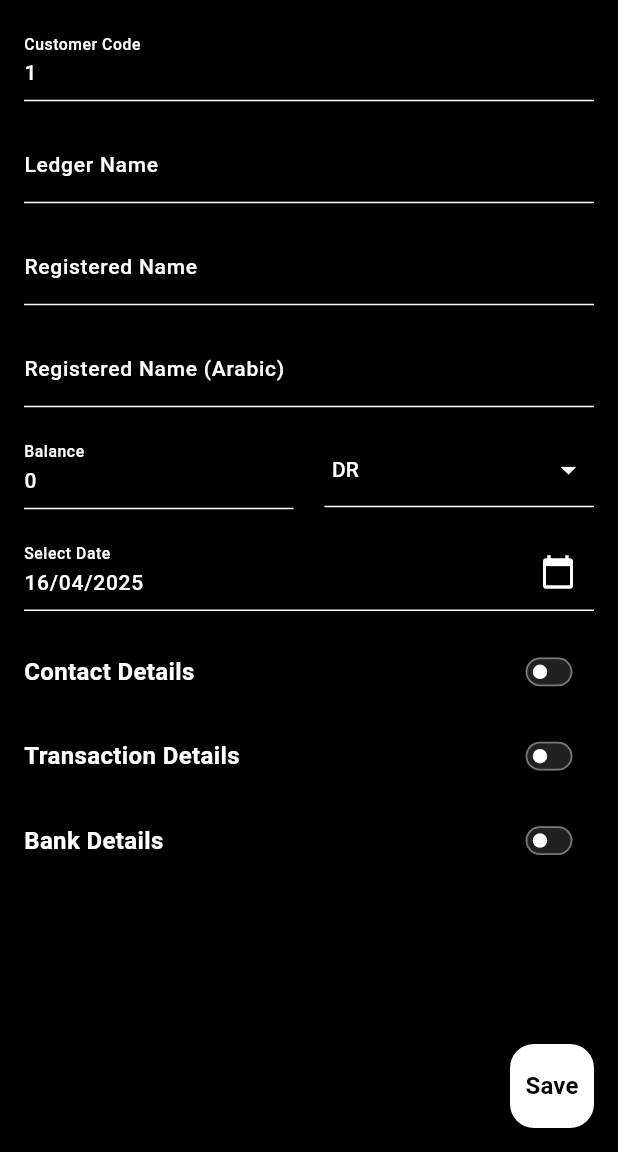
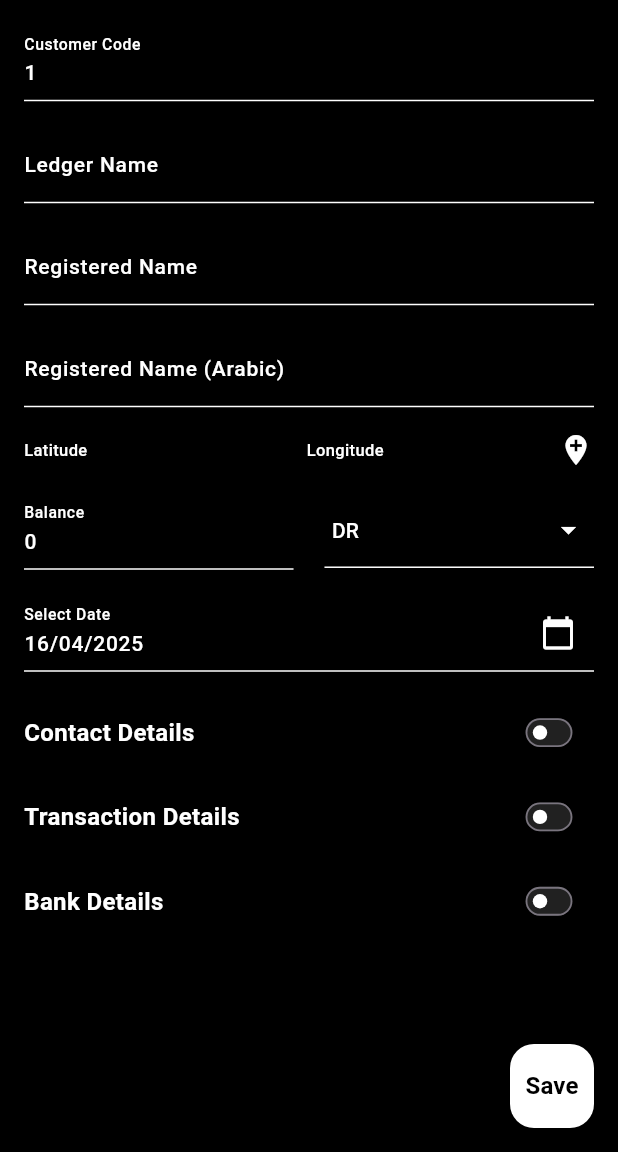
Before and after one commit to shanub882/createcustomersqflite, a Flutter app: the screen it shows after launch, after a tap on "Add Customer", on a phone screen of 412 x 824 dp, the part 84-1236 px from its top. Run offline on Flutter 3.47's test engine with Material 3 defaults, Android fonts, the phone set to English and light mode, and no system bars; our stand-ins replace geolocator, get, google_maps_flutter, sqflite; accounts and stored records are empty; Roboto replaces fonts that are missing (Arial).

Commit message:
location picking

```diff
--- a/lib/customer/controller/customerController.dart
+++ b/lib/customer/controller/customerController.dart
@@ -7,7 +7,9 @@ import 'package:customerdata_sqflite/customer/model/email_model.dart';
 import 'package:customerdata_sqflite/customer/model/phone_model.dart';
 import 'package:customerdata_sqflite/customer/model/transaction_model.dart';
 import 'package:flutter/widgets.dart';
+import 'package:geolocator/geolocator.dart';
 import 'package:get/get.dart';
+import 'package:google_maps_flutter/google_maps_flutter.dart';
 import 'package:sqflite/sqflite.dart';
 
 class CustomerController extends GetxController {
@@ -23,16 +25,20 @@ class CustomerController extends GetxController {
     getTransactionList();
     getBankList();
     paginatedData();
+
     scrollController.addListener(_onScrollListner);
     loadAllCustomers();
+    _determinePosition();
+    // getCurrentLocation();
     super.onInit();
   }
 
   ScrollController scrollController = ScrollController();
 
   RxBool isloading = false.obs;
-  RxInt limit = 9.obs;
+  RxInt limit = 15.obs;
   RxInt offset = 0.obs;
+  RxBool hasMoreData = true.obs;
 
   RxBool ismorecontact = false.obs;
   RxBool ismoretransaction = false.obs;
@@ -177,6 +183,8 @@ class CustomerController extends GetxController {
   final TextEditingController ledgernameController = TextEditingController();
   final TextEditingController taxNoController = TextEditingController();
   TextEditingController balance = TextEditingController();
+  TextEditingController lat = TextEditingController();
+  TextEditingController long = TextEditingController();
   TextEditingController dateController = TextEditingController();
 
   RxString dropdownvalue = 'DR'.obs;
@@ -346,6 +354,8 @@ class CustomerController extends GetxController {
 
 RxList<CustomerModel> allCustomers = <CustomerModel>[].obs;
 
+
+//// getAllCustomers
 Future<void> loadAllCustomers()async{
 allCustomers.value = await getAllCustomers();
 }
@@ -370,6 +380,8 @@ allCustomers.value = await getAllCustomers();
     return data.map((e) => CustomerModel.fromMap(e)).toList();
   }
 
+
+//// to find total count of the customers
   Future<int> getTotalCustomerCount() async {
     final result = await database.rawQuery(
       'SELECT customerCode FROM customer ORDER BY id DESC LIMIT 1',
@@ -384,18 +396,8 @@ allCustomers.value = await getAllCustomers();
   }
 
 
-  // Future<List<CountryModel>> getCountryList({
-  //   int limit = 0,
-  //   int offset = 0,
-  // }) async {
-  //   final data = await _database.rawQuery(
-  //     'SELECT * FROM country LIMIT ? OFFSET ?',
-  //     [limit, offset],
-  //   );
-  //   print(data);
-  //   return data.map((e) => CountryModel.fromMap(e)).toList();
-  // }
 
+//// for pagination
   Future<void> paginatedData() async {
     if (isloading.value) return;
     isloading.value = true;
@@ -410,7 +412,7 @@ allCustomers.value = await getAllCustomers();
     isloading.value = false;
   }
 
-  //// fetching customer data by ID and transaction data
+  //// fetching customer data and transaction data
   Future<void> getCustomerData(int customerId) async {
     final customerData = await database.rawQuery(
       'SELECT * FROM customer WHERE id = ?',
@@ -434,7 +436,13 @@ allCustomers.value = await getAllCustomers();
         var transactionModel = TransactionModel.fromMap(transactionData.first);
         selectedPriceCategory.value = transactionModel.priceCategoryName!;
         selectedCountryName.value = transactionModel.country!;
-        taxTreatmentType.value = transactionModel.taxTreatment!;
+        // taxTreatmentType.value = transactionModel.taxTreatment!;
+          String taxValue = transactionModel.taxTreatment == 'Business to Customer (B2C)'
+          ? '1'
+          : '0';
+
+      updateTaxTreatment(taxValue);
+
         taxNoController.text = transactionModel.taxNumber!;
         creditPeriod.text = transactionModel.creditPeriod!;
         creditLimit.text = transactionModel.creditLimit!;
@@ -443,6 +451,7 @@ allCustomers.value = await getAllCustomers();
         selectedParty.value = transactionModel.partyIdentificationCode!;
         idNo.text = transactionModel.idNo!;
         salesDiscount.text = transactionModel.salesDiscount!;
+
       }
     }
   }
@@ -693,6 +702,7 @@ allCustomers.value = await getAllCustomers();
   //   getCustomerList();
   // }
 
+
   //// delete a customer
   Future<void> deleteCustomer(CustomerModel customerData) async {
     await database.transaction((txn) async {
@@ -732,9 +742,11 @@ allCustomers.value = await getAllCustomers();
     getBankList();
   }
 
+
+
   void _onScrollListner() {
     if (scrollController.position.atEdge) {
-      if (scrollController.position.pixels != 0) {
+      if (scrollController.position.pixels != 0 ) {
         isloading.value = true;
         offset.value++;
         getPaginatedData(offsetValue: offset.value, limit: limit.value).then((
@@ -760,4 +772,64 @@ allCustomers.value = await getAllCustomers();
 
     return data.map((e) => CustomerModel.fromMap(e)).toList();
   }
+
+  GoogleMapController? controller;
+  LatLng? pickedLocation;
+  Marker? marker;
+LatLng initialPosition = const LatLng(0,0);
+
+  Future<void> _determinePosition() async {
+    bool serviceEnabled = await Geolocator.isLocationServiceEnabled();
+    if (!serviceEnabled) return;
+
+    LocationPermission permission = await Geolocator.checkPermission();
+    if (permission == LocationPermission.denied) {
+      permission = await Geolocator.requestPermission();
+    }
+    if (permission == LocationPermission.deniedForever) return;
+
+    Position position = await Geolocator.getCurrentPosition();
+
+     initialPosition = LatLng(position.latitude, position.longitude);
+
+
+    controller?.animateCamera(CameraUpdate.newLatLng(initialPosition));
+  }
+
+
+  void onTap(LatLng position) {
+
+      pickedLocation = position;
+      marker = Marker(
+        markerId: const MarkerId('picked'),
+        position: position,
+      );
+
+
+    // widget.onLocationPicked(position.latitude, position.longitude);
+  }
+
+//  late Position position;
+
+  //  Future<void> getCurrentLocation() async {
+  //   LocationPermission permission = await Geolocator.checkPermission();
+  //   if (permission == LocationPermission.denied) {
+  //     permission = await Geolocator.requestPermission();
+  //     if (permission == LocationPermission.deniedForever) {
+  //       print("Location permissions are permanently denied.");
+  //       return;
+  //     }
+  //   }
+
+  //    position = await Geolocator.getCurrentPosition(
+  //     desiredAccuracy: LocationAccuracy.high,
+  //   );
+
+  //   print('Current Latitude: ${position.latitude}');
+  //   print('Current Longitude: ${position.longitude}');
+
+
+
+  // }
+
 }
--- /dev/null
+++ b/lib/customer/controller/googleMapsController.dart
@@ -0,0 +1,75 @@
+import 'package:get/get.dart';
+import 'package:get/get_core/src/get_main.dart';
+import 'package:get/get_rx/src/rx_types/rx_types.dart';
+import 'package:get/get_state_manager/src/simple/get_controllers.dart';
+import 'package:google_maps_flutter/google_maps_flutter.dart';
+
+class MapController extends GetxController {
+  Rx<GoogleMapController?> mapController = Rx<GoogleMapController?>(null);
+  RxSet<Marker> markers = <Marker>{}.obs;
+  Rx<LatLng?> selectedLocation = Rx<LatLng?>(null);
+  List<LatLng> coordinates = [
+    // LatLng(23.85157452774604, 46.19607787245396), // Saudi
+    LatLng(9.949208184680247, 76.28981649000104), // Kochi
+    LatLng(8.892504224775292, 76.6194063208275), // Thiruvananthapuram
+    LatLng(11.266602804066853, 75.77895225222007), // Kozhikode
+    LatLng(11.877321543458152, 75.35370329302698), // Kannur
+    // Additional locations in Kerala
+    LatLng(9.9816, 76.2999), // Ernakulam
+    LatLng(10.5276, 76.2144), // Thrissur
+    LatLng(9.5941, 76.5222), // Kottayam
+    LatLng(9.2876, 76.5723), // Pathanamthitta
+    LatLng(8.5121, 76.9561), // Varkala
+    LatLng(10.0159, 76.3419), // Aluva
+    LatLng(10.7920, 76.6368), // Palakkad
+    LatLng(8.8932, 76.6141), // Kovalam
+    LatLng(9.1527, 76.7345), // Adoor
+    LatLng(10.5570, 76.1423), // Guruvayur
+    LatLng(9.7440, 76.5212), // Vaikom
+    LatLng(11.2550, 75.7754), // Beypore
+    LatLng(9.8500, 76.9000), // Munnar
+    LatLng(10.3667, 76.1667), // Chalakudy
+    LatLng(9.2667, 76.7833), // Punalur
+    LatLng(10.8505, 76.2711), // Malappuram
+    LatLng(10.1092, 77.0613), // Thekkady
+    LatLng(9.5883, 76.5812), // Kumarakom
+  ];
+
+  @override
+  void onInit() {
+    super.onInit();
+    // _addMarkers();
+  }
+
+  // void _addMarkers() {
+  //   markers.clear();
+  //   for (var i = 0; i < coordinates.length; i++) {
+  //     markers.add(
+  //       Marker(
+  //         markerId: MarkerId(i.toString()),
+  //         position: coordinates[i],
+  //         infoWindow: InfoWindow(title: "Marker ${i + 1}"),
+  //         onTap: () => onMarkerTapped(i),
+  //       ),
+  //     );
+  //   }
+  // }
+
+  // void onMarkerTapped(int index) {
+  //   Get.to(
+  //     () => MarkerDetailsScreen(
+  //       title: "Marker ${index + 1}",
+  //       position: coordinates[index],
+  //     ),
+  //   );
+  // }
+
+  void onMapCreated(GoogleMapController controller) {
+    mapController.value = controller;
+  }
+
+  void onMapTapped(LatLng latLng) {
+    selectedLocation.value = latLng;
+    Get.back();
+  }
+}
--- a/lib/customer/screen/addCustomer.dart
+++ b/lib/customer/screen/addCustomer.dart
@@ -1,4 +1,6 @@
 import 'package:customerdata_sqflite/customer/controller/customerController.dart';
+import 'package:customerdata_sqflite/customer/controller/googleMapsController.dart';
+
 import 'package:customerdata_sqflite/customer/global/global.dart';
 import 'package:customerdata_sqflite/customer/model/address_model.dart';
 import 'package:customerdata_sqflite/customer/model/customer_model.dart';
@@ -7,7 +9,9 @@ import 'package:customerdata_sqflite/customer/model/transaction_model.dart';
 import 'package:customerdata_sqflite/customer/screen/addressScreen.dart';
 import 'package:customerdata_sqflite/customer/screen/bank_screen.dart';
 import 'package:customerdata_sqflite/customer/screen/email_screen.dart';
+
 import 'package:customerdata_sqflite/customer/screen/phone_screen.dart';
+import 'package:customerdata_sqflite/customer/screen/pick_location.dart';
 import 'package:flutter/material.dart';
 import 'package:flutter/services.dart';
 import 'package:get/get.dart';
@@ -28,7 +32,7 @@ class CreateCustomerScreen extends StatefulWidget {
 }
 
 class _CreateCustomerScreenState extends State<CreateCustomerScreen> {
-  // CustomerController customerController = Get.put(CustomerController());
+  MapController mapController = Get.put(MapController());
   final CustomerController customerController = Get.find<CustomerController>();
 
   final formKey = GlobalKey<FormState>();
@@ -82,6 +86,9 @@ class _CreateCustomerScreenState extends State<CreateCustomerScreen> {
         customerId: widget.edit ? widget.customerId : 0,
       );
     }
+
+    customerController.selectedTaxTreatmentText.value = '1';
+    customerController.taxId.value = "1";
 
     if (widget.edit) {
       customerController.getCustomerData(widget.customerId);
@@ -237,9 +244,12 @@ class _CreateCustomerScreenState extends State<CreateCustomerScreen> {
         SizedBox(height: screenSize.height * 0.02),
         TextFormField(
           validator: (value) {
-            if (value!.isEmpty) {
+            if (value == null || value.trim().isEmpty) {
               return 'Please Enter Ledger Name';
             }
+            //         if (!RegExp(r'^[a-zA-Z][a-zA-Z\s]*$').hasMatch(value.trim())) {
+            //   return 'Name must start with a letter and only contain letters and spaces';
+            // }
 
             bool checkDuplicate = customerController.allCustomers.any((
               element,
@@ -290,6 +300,52 @@ class _CreateCustomerScreenState extends State<CreateCustomerScreen> {
           decoration: newDesignTextfield(hintText: 'Registered Name (Arabic)'),
         ),
         SizedBox(height: screenSize.height * 0.02),
+        Obx(
+          () {
+            final latLng = mapController.selectedLocation.value;
+
+            return Row(
+            children: [
+              Expanded(
+                child: Text(latLng != null ?
+                  "Latitude: ${latLng.latitude}":'Latitude',
+                  style: customiseStyle(
+                    const Color(0xFFFFFFFF),
+                    FontWeight.w500,
+                    11.0,
+                  ),
+                ),
+              ),
+              SizedBox(width: screenSize.width * 0.05),
+              Expanded(
+                child: Text(
+                  latLng !=null ?
+                  "Longitude: ${latLng.longitude}":'Longitude',
+                  style: customiseStyle(
+                    const Color(0xFFFFFFFF),
+                    FontWeight.w500,
+                    11.0,
+                  ),
+                ),
+              ),
+              InkWell(
+                onTap: () async {
+                  await Navigator.push(
+                    context,
+                    MaterialPageRoute(builder: (context) => PickLocation()),
+                  );
+                },
+                child: const Icon(Icons.add_location, color: Colors.white),
+              ),
+            ],
+          );
+
+          }
+
+           ),
+
+        SizedBox(height: screenSize.height * 0.02),
+
         Row(
           children: [
             Expanded(
@@ -1374,12 +1430,12 @@ class _CreateCustomerScreenState extends State<CreateCustomerScreen> {
                                                             .updateTaxTreatment(
                                                               value,
                                                             );
-                                                        customerController
-                                                            .selectedTaxTreatmentText
-                                                            .value = value;
-                                                        customerController
-                                                            .taxId
-                                                            .value = value;
+                                                        // customerController
+                                                        //     .selectedTaxTreatmentText
+                                                        //     .value = value;
+                                                        // customerController
+                                                        //     .taxId
+                                                        //     .value = value;
                                                       }
                                                     },
                                                   );
@@ -1451,13 +1507,13 @@ class _CreateCustomerScreenState extends State<CreateCustomerScreen> {
                                                               .taxId
                                                               .value ==
                                                           "0") {
-                                                        if (customerController
-                                                            .taxNoController
-                                                            .text
-                                                            .isEmpty) {
-                                                          return 'Please select a tax\n treatment first'
-                                                              .tr;
-                                                        }
+                                                        // if (customerController
+                                                        //     .taxNoController
+                                                        //     .text
+                                                        //     .isEmpty) {
+                                                        //   return 'Please select a tax\n treatment first'
+                                                        //       .tr;
+                                                        // }
                                                         if (value == null ||
                                                             value
                                                                 .trim()
--- a/lib/customer/screen/customer_screen.dart
+++ b/lib/customer/screen/customer_screen.dart
@@ -37,19 +37,18 @@ class _CustomerScreenState extends State<CustomerScreen> {
           ),
         ),
       ),
-      body: Container(
-        padding: EdgeInsets.all(7),
-        child: SingleChildScrollView(
-          child: Column(
-            children: [
-              Obx(() {
+      body: Obx(() {
         if (controller.isloading.value && controller.customer.isEmpty) {
-                  return Center(child: CircularProgressIndicator());
+          return const Center(child: CircularProgressIndicator());
         } else if (controller.customer.isEmpty) {
-                  return Center(child: Text('No Customer Found!'));
+          return const Center(child: Text('No Customer Found!'));
         }
-                return Container(
-                  height: MediaQuery.of(context).size.height * 0.85,
+
+        return CustomScrollView(
+          controller: controller.scrollController,
+          slivers: [
+            SliverToBoxAdapter(
+              child: Container(
                 decoration: BoxDecoration(
                   border: Border.all(color: Colors.black),
                 ),
@@ -57,11 +56,9 @@ class _CustomerScreenState extends State<CustomerScreen> {
                   children: [
                     Container(
                       decoration: BoxDecoration(
-                          border: Border(
-                            bottom: BorderSide(color: Colors.black),
+                        border: Border(bottom: BorderSide(color: Colors.black)),
                       ),
-                        ),
-                        padding: EdgeInsets.symmetric(
+                      padding: const EdgeInsets.symmetric(
                         vertical: 10,
                         horizontal: 8,
                       ),
@@ -98,48 +95,37 @@ class _CustomerScreenState extends State<CustomerScreen> {
                         ],
                       ),
                     ),
-                      Expanded(
-                        child: CustomScrollView(
-                          controller: controller.scrollController,
-                          slivers: [
+                  ],
+                ),
+              ),
+            ),
             SliverList(
-                              delegate: SliverChildBuilderDelegate(
-                                childCount: controller.customer.length,
-                                (context, index) {
+              delegate: SliverChildBuilderDelegate((context, index) {
                 final customer = controller.customer[index];
                 return Container(
-                                    padding: EdgeInsets.symmetric(
+                  padding: const EdgeInsets.symmetric(
                     vertical: 10,
                     horizontal: 8,
                   ),
                   decoration: BoxDecoration(
                     border: Border(
-                                        bottom: BorderSide(
-                                          color: Colors.grey.shade300,
-                                        ),
+                      bottom: BorderSide(color: Colors.grey.shade300),
                     ),
                   ),
                   child: Row(
                     children: [
                       Expanded(
                         flex: 2,
-                                          child: Text(
-                                            customer.customerCode.toString(),
-                                          ),
+                        child: Text(customer.customerCode.toString()),
                       ),
                       Expanded(
                         flex: 3,
-                                          child: Text(
-                                            customer.ledgerName.toString(),
-                                          ),
+                        child: Text(customer.ledgerName.toString()),
                       ),
                       Expanded(
                         flex: 1,
                         child: IconButton(
-                                            icon: Icon(
-                                              Icons.edit,
-                                              color: Colors.blue,
-                                            ),
+                          icon: const Icon(Icons.edit, color: Colors.blue),
                           onPressed: () {
                             Get.to(
                               () => CreateCustomerScreen(
@@ -153,35 +139,27 @@ class _CustomerScreenState extends State<CustomerScreen> {
                       Expanded(
                         flex: 1,
                         child: IconButton(
-                                            icon: Icon(
-                                              Icons.delete,
-                                              color: Colors.red,
-                                            ),
+                          icon: const Icon(Icons.delete, color: Colors.red),
                           onPressed: () {
                             showDialog(
                               context: context,
                               builder:
                                   (_) => AlertDialog(
-                                                      title: Text("Delete!"),
-                                                      content: Text(
+                                    title: const Text("Delete!"),
+                                    content: const Text(
                                       "Do you want to delete?",
                                     ),
                                     actions: [
                                       TextButton(
-                                                          onPressed:
-                                                              () => Get.back(),
-                                                          child: Text("Cancel"),
+                                        onPressed: () => Get.back(),
+                                        child: const Text("Cancel"),
                                       ),
                                       TextButton(
                                         onPressed: () {
-                                                            controller
-                                                                .deleteCustomer(
-                                                                  customer,
-                                                                );
-
+                                          controller.deleteCustomer(customer);
                                           Get.back();
                                         },
-                                                          child: Text("Ok"),
+                                        child: const Text("Ok"),
                                       ),
                                     ],
                                   ),
@@ -192,20 +170,22 @@ class _CustomerScreenState extends State<CustomerScreen> {
                     ],
                   ),
                 );
-                                },
+              }, childCount: controller.customer.length),
             ),
-                            ),
+            // Loader at the end
+            // SliverToBoxAdapter(
+            //   child: Obx(() {
+            //     return controller.isloading.value
+            //         ? const Padding(
+            //           padding: EdgeInsets.symmetric(vertical: 20),
+            //           child: Center(child: CircularProgressIndicator()),
+            //         )
+            //         : const SizedBox.shrink();
+            //   }),
+            // ),
           ],
-                        ),
-                      ),
-                    ],
-                  ),
         );
       }),
-            ],
-          ),
-        ),
-      ),
     );
   }
 }
--- a/pubspec.yaml
+++ b/pubspec.yaml
@@ -37,6 +37,9 @@ dependencies:
   get: ^4.7.2
   sqflite: ^2.4.2
   intl: ^0.20.2
+  google_maps_flutter: ^2.12.1
+  # google_maps_place_picker_mb:
+  geolocator: ^13.0.4
 
 dev_dependencies:
   flutter_test:
```
Also changed, not shown: lib/customer/screen/email_screen.dart (+31 -19 lines), lib/customer/screen/pick_location.dart (added, +76 -0 lines), pubspec.lock, 4 other files. Lines whose indentation alone changed are shown as unchanged.
